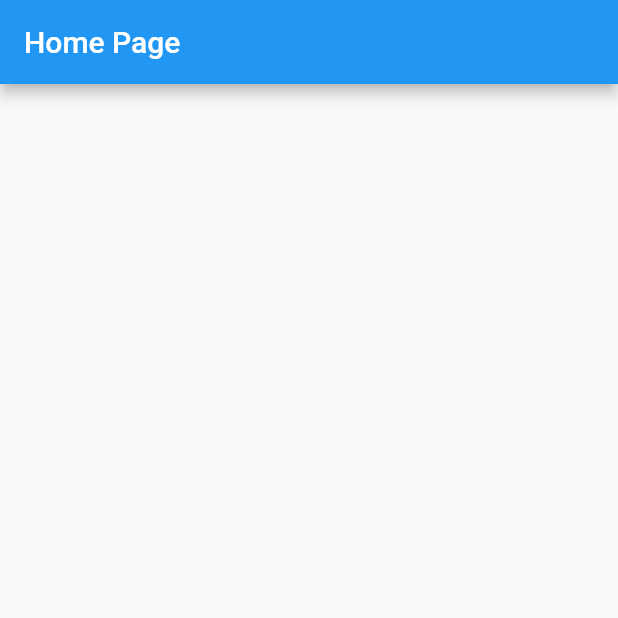
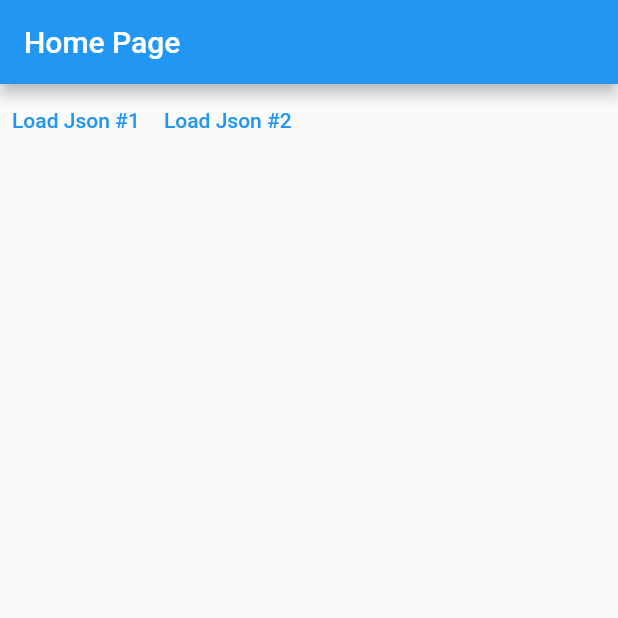
Before and after one commit to dakshdeepHERE/NoteMosaic, a Flutter app: the screen it shows after launch, on a phone screen of 412 x 824 dp, the top half of it. Run offline on Flutter 3.47's test engine with Material 2 defaults, Android fonts, the phone set to English and light mode, and no system bars; our stand-ins replace bloc, flutter_bloc.

```diff
--- a/lib/main.dart
+++ b/lib/main.dart
@@ -1,9 +1,17 @@
+// ignore_for_file: non_constant_identifier_names, avoid_types_as_parameter_names
+
 import 'dart:convert';
 import 'dart:io';
 
 import 'package:flutter/material.dart';
 import 'package:bloc/bloc.dart';
 import 'package:flutter_bloc/flutter_bloc.dart';
+
+import 'dart:developer' as devtools show log;
+
+extension Log on Object {
+  void log() => devtools.log(toString());
+}
 
 void main() {
   runApp(
@@ -14,7 +22,10 @@ void main() {
         primarySwatch: Colors.blue,
       ),
       debugShowMaterialGrid: false,
-      home: const HomePage(),
+      home: BlocProvider(
+        create: (context) => PersonsBloc(),
+        child: HomePage(),
+      ),
     ),
   );
 }
@@ -43,13 +54,6 @@ extension UrlString on PersonUrl {
   }
 }
 
-Future<Iterable<Person>> getPersons(String url) => HttpClient()
-    .getUrl(Uri.parse(url))
-    .then((req) => req.close())
-    .then((resp) => resp.transform(utf8.decoder).join())
-    .then((str) => json.decode(str) as List<dynamic>)
-    .then((list) => list.map((e) => Person.fromJson(e)));
-
 @immutable
 class Person {
   final String name;
@@ -60,6 +64,53 @@ class Person {
   Person.fromJson(Map<String, dynamic> json)
       : name = json['name'] as String,
         age = json['age'] as int;
+  @override
+  String toString() => 'Person(name=$name,age=$age)';
+}
+
+Future<Iterable<Person>> getPersons(String url) => HttpClient()
+    .getUrl(Uri.parse(url))
+    .then((req) => req.close())
+    .then((resp) => resp.transform(utf8.decoder).join())
+    .then((str) => json.decode(str) as List<dynamic>)
+    .then((list) => list.map((e) => Person.fromJson(e)));
+
+@immutable
+class FetchResult {
+  final Iterable<Person> persons;
+  final bool isRetrievedFromCache;
+
+  const FetchResult(
+      {required this.persons, required this.isRetrievedFromCache});
+  @override
+  String toString() =>
+      'FetchResult(isRetrievedFromCache=$isRetrievedFromCache,persons=$persons)';
+}
+
+class PersonsBloc extends Bloc<LoadAction, FetchResult?> {
+  final Map<PersonUrl, Iterable<Person>> _cache = {};
+  PersonsBloc() : super(null) {
+    on<LoadPersonsAction>((event, emit) async {
+      final url = event.url;
+      if (_cache.containsKey(url)) {
+        //we have the value in the cache
+        final cachedPersons = _cache[url]!;
+        final result =
+            FetchResult(persons: cachedPersons, isRetrievedFromCache: true);
+        emit(result);
+      } else {
+        final persons = await getPersons(url.urlString);
+        _cache[url] = persons;
+        final result =
+            FetchResult(persons: persons, isRetrievedFromCache: false);
+        emit(result);
+      }
+    });
+  }
+}
+
+extension Subscript<T> on Iterable<T> {
+  T? operator [](int index) => length > index ? elementAt(index) : null;
 }
 
 class HomePage extends StatelessWidget {
@@ -71,6 +122,55 @@ class HomePage extends StatelessWidget {
       appBar: AppBar(
         title: const Text('Home Page'),
       ),
+      body: Column(
+        children: [
+          Row(
+            children: [
+              TextButton(
+                onPressed: () {
+                  context.read<PersonsBloc>().add(
+                        const LoadPersonsAction(url: PersonUrl.persons1),
+                      );
+                },
+                child: const Text('Load Json #1'),
+              ),
+              TextButton(
+                onPressed: () {
+                  context.read<PersonsBloc>().add(
+                        const LoadPersonsAction(url: PersonUrl.persons2),
+                      );
+                },
+                child: const Text(
+                  'Load Json #2',
+                ),
+              ),
+            ],
+          ),
+          BlocBuilder<PersonsBloc, FetchResult?>(
+            buildWhen: (previousResult, currentResult) {
+              return previousResult?.persons != currentResult?.persons;
+            },
+            builder: ((context, FetchResult) {
+              FetchResult?.log();
+              final persons = FetchResult?.persons;
+              if (persons == null) {
+                return const SizedBox();
+              }
+              return Expanded(
+                child: ListView.builder(
+                  itemCount: persons.length,
+                  itemBuilder: (context, index) {
+                    final person = persons[index]!;
+                    return ListTile(
+                      title: Text(person.name),
+                    );
+                  },
+                ),
+              );
+            }),
+          ),
+        ],
+      ),
     );
   }
 }
```
